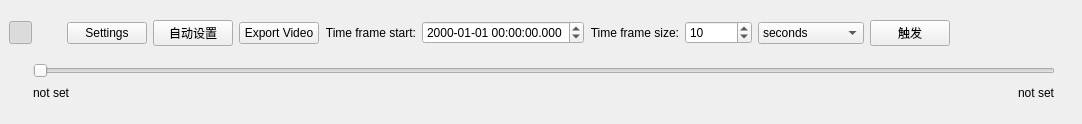
Before: the Qt Designer form dockwidget2.ui in haocdp/TimeManager, drawn with Qt 5.
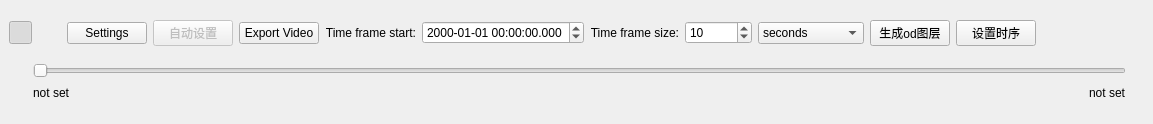
After: the same form once the commit is applied. Icons and pictures are not drawn.

Commit message: 修改时序设置

The edit to the form file:
```diff
--- a/dockwidget2.ui
+++ b/dockwidget2.ui
@@ -6,7 +6,7 @@
    <rect>
     <x>0</x>
     <y>0</y>
-    <width>1082</width>
+    <width>1153</width>
     <height>124</height>
    </rect>
   </property>
@@ -18,7 +18,7 @@
   </property>
   <property name="minimumSize">
    <size>
-    <width>981</width>
+    <width>1139</width>
     <height>121</height>
    </size>
   </property>
@@ -140,6 +140,9 @@
       </item>
       <item>
        <widget class="QPushButton" name="pushButtonAutoSet">
+        <property name="enabled">
+         <bool>false</bool>
+        </property>
         <property name="text">
          <string>自动设置</string>
         </property>
@@ -253,7 +256,14 @@
       <item>
        <widget class="QPushButton" name="pushButtonOdAnalysis">
         <property name="text">
-         <string>触发</string>
+         <string>生成od图层</string>
+        </property>
+       </widget>
+      </item>
+      <item>
+       <widget class="QPushButton" name="pushButtonSetTimeSlider">
+        <property name="text">
+         <string>设置时序</string>
         </property>
        </widget>
       </item>
```
The commit also changes 3 other files.
